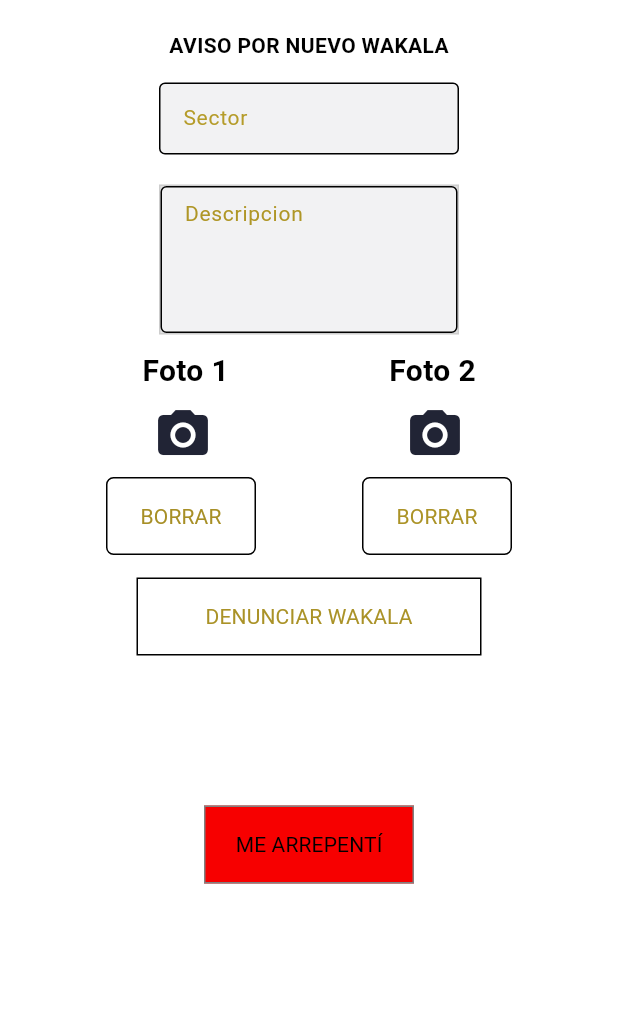
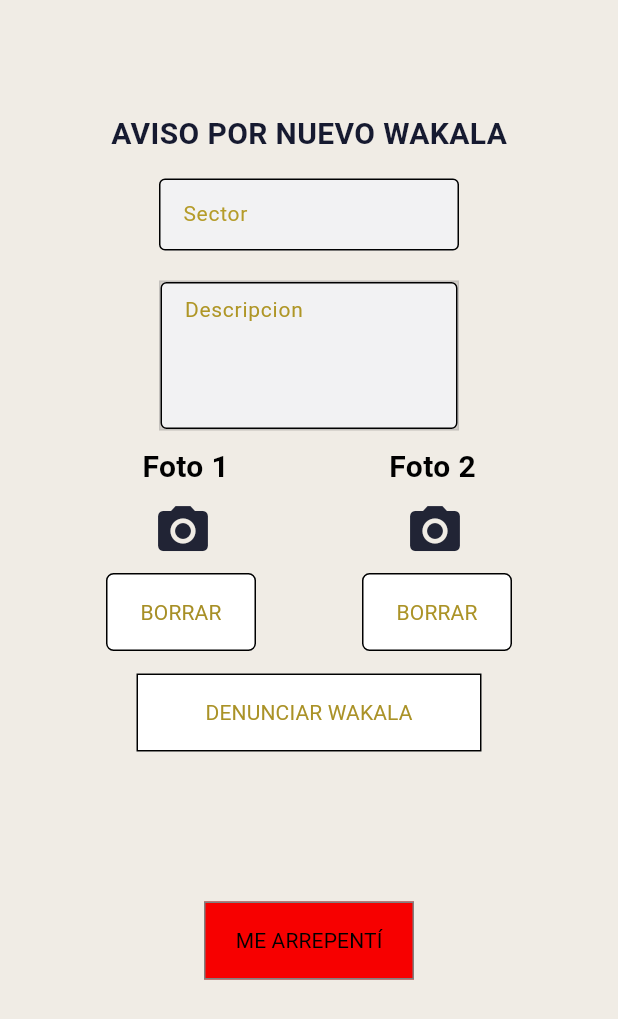
Before and after one commit to esuazo2601/wakala_app, a Flutter app: the NewWakala screen opened directly, on a phone screen of 412 x 824 dp. Shown: the top 1019 px of the screen. Run offline on Flutter 3.47's test engine with Material 3 defaults, Android fonts, the light colour scheme and no system bars; our stand-ins replace cloud_firestore, firebase_core, motion_toast; accounts and stored records are empty.

Commit message:
Wakala list

```diff
--- a/lib/firebase/firestore.dart
+++ b/lib/firebase/firestore.dart
@@ -48,7 +48,6 @@ Future<List<PublicacionesModel>> getPublicaciones() async {
           foto2: publicacion.data()["Foto 2"],
           titulo: publicacion.data()["Titulo"]));
     }
-    print(publicaciones);
     return publicaciones;
   } catch (error) {
     // Maneja el error si es necesario
--- a/lib/new_wakala.dart
+++ b/lib/new_wakala.dart
@@ -1,6 +1,7 @@
 ///File download from FlutterViz- Drag and drop a tools. For more details visit https://flutterviz.io/
 
 import 'package:flutter/material.dart';
+import 'package:wakala_app/color_palette.dart';
 
 class NewWakala extends StatelessWidget {
   const NewWakala({super.key});
@@ -8,14 +9,14 @@ class NewWakala extends StatelessWidget {
   @override
   Widget build(BuildContext context) {
     return Scaffold(
-      backgroundColor: const Color(0xffffffff),
+      backgroundColor: backGroundColor,
       body: Column(
         mainAxisAlignment: MainAxisAlignment.start,
         crossAxisAlignment: CrossAxisAlignment.center,
         mainAxisSize: MainAxisSize.max,
         children: [
           const Padding(
-            padding: EdgeInsets.fromLTRB(0, 20, 0, 15),
+            padding: EdgeInsets.fromLTRB(0, 75, 0, 15),
             child: Align(
               alignment: Alignment.center,
               child: Text(
@@ -25,8 +26,8 @@ class NewWakala extends StatelessWidget {
                 style: TextStyle(
                   fontWeight: FontWeight.w700,
                   fontStyle: FontStyle.normal,
-                  fontSize: 14,
-                  color: Color(0xff000000),
+                  fontSize: 20,
+                  color: textColor,
                 ),
               ),
             ),
@@ -115,15 +116,18 @@ class NewWakala extends StatelessWidget {
               decoration: InputDecoration(
                 disabledBorder: OutlineInputBorder(
                   borderRadius: BorderRadius.circular(4.0),
-                  borderSide: const BorderSide(color: Color(0xff000000), width: 1),
+                  borderSide:
+                      const BorderSide(color: Color(0xff000000), width: 1),
                 ),
                 focusedBorder: OutlineInputBorder(
                   borderRadius: BorderRadius.circular(4.0),
-                  borderSide: const BorderSide(color: Color(0xff000000), width: 1),
+                  borderSide:
+                      const BorderSide(color: Color(0xff000000), width: 1),
                 ),
                 enabledBorder: OutlineInputBorder(
                   borderRadius: BorderRadius.circular(4.0),
-                  borderSide: const BorderSide(color: Color(0xff000000), width: 1),
+                  borderSide:
+                      const BorderSide(color: Color(0xff000000), width: 1),
                 ),
                 hintText: "Descripcion",
                 hintStyle: const TextStyle(
@@ -241,7 +245,8 @@ class NewWakala extends StatelessWidget {
                     elevation: 0,
                     shape: RoundedRectangleBorder(
                       borderRadius: BorderRadius.circular(5.0),
-                      side: const BorderSide(color: Color(0xff000000), width: 1),
+                      side:
+                          const BorderSide(color: Color(0xff000000), width: 1),
                     ),
                     padding: const EdgeInsets.all(16),
                     textColor: const Color(0xffa78f26),
@@ -269,7 +274,8 @@ class NewWakala extends StatelessWidget {
                     elevation: 0,
                     shape: RoundedRectangleBorder(
                       borderRadius: BorderRadius.circular(5.0),
-                      side: const BorderSide(color: Color(0xff000000), width: 1),
+                      side:
+                          const BorderSide(color: Color(0xff000000), width: 1),
                     ),
                     padding: const EdgeInsets.all(16),
                     textColor: const Color(0xffab9327),
```
Also changed, not shown: lib/wakalas_list.dart (+23 -53 lines).
